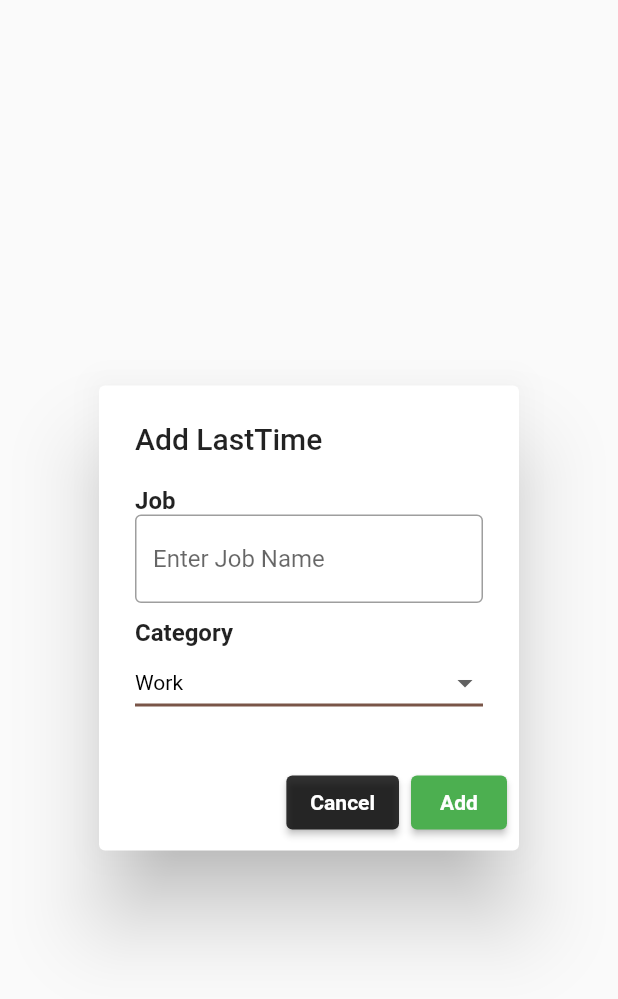
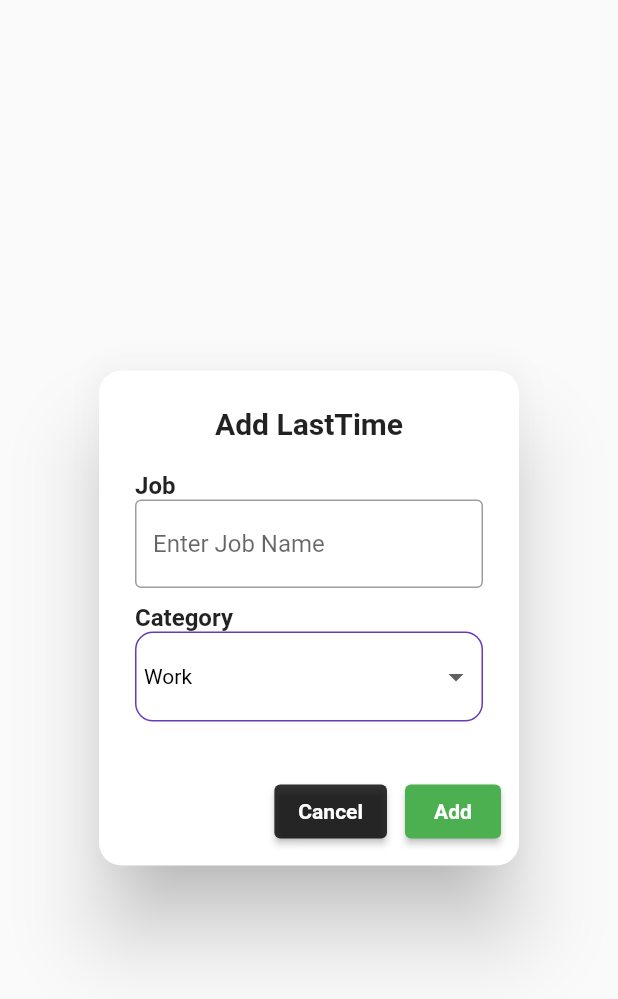
Before and after one commit to karnzx/flutter_last_time_jobs, a Flutter app: the SecondScreen widget shown alone on an empty page, opened directly, on a phone screen of 412 x 824 dp. Shown: the top 999 px of the screen. Run offline on Flutter 3.47's test engine with Material 2 defaults, Android fonts, the phone set to English and light mode, and no system bars; our stand-ins replace hive, hive_flutter; accounts and stored records are empty.

Commit message:
edit layout of dialog and list

```diff
--- a/lib/Screens/first_screen.dart
+++ b/lib/Screens/first_screen.dart
@@ -72,6 +72,8 @@ Widget lasTimeList(List<LastTime> lastTimes) {
             itemBuilder: (context, index) {
               final lastTime = lastTimes[index];
               return Card(
+                  shape: RoundedRectangleBorder(
+                      borderRadius: BorderRadius.circular(10)),
                   child: ListTile(
                     leading: Container(
                       width: 48,
@@ -82,7 +84,8 @@ Widget lasTimeList(List<LastTime> lastTimes) {
                     ),
                     title: Text(
                       lastTime.job,
-                  style: TextStyle(fontWeight: FontWeight.bold, fontSize: 20),
+                      style:
+                          TextStyle(fontWeight: FontWeight.bold, fontSize: 20),
                     ),
                     subtitle: Text(lastTime.category),
                     trailing: IconButton(
--- a/lib/Screens/second_screen.dart
+++ b/lib/Screens/second_screen.dart
@@ -45,7 +45,13 @@ class _SecondScreenState extends State<SecondScreen> {
     final isEditing = widget.lastTime != null;
     final title = isEditing ? 'Edit LastTime' : 'Add LastTime';
     return AlertDialog(
-      title: Text(title),
+      shape: RoundedRectangleBorder(borderRadius: BorderRadius.circular(15)),
+      title: Text(
+        title,
+        textAlign: TextAlign.center,
+        style: TextStyle(fontWeight: FontWeight.bold, fontSize: 20),
+      ),
+      buttonPadding: const EdgeInsets.only(right: 24),
       elevation: 24.0,
       content: Form(
         child: Column(
@@ -69,28 +75,33 @@ class _SecondScreenState extends State<SecondScreen> {
         crossAxisAlignment: CrossAxisAlignment.stretch,
         children: <Widget>[
           const Text('Category', style: TextStyle(fontWeight: FontWeight.bold)),
-          DropdownButton(
+          Container(
+            padding: const EdgeInsets.symmetric(horizontal: 5, vertical: 5),
+            decoration: BoxDecoration(
+                borderRadius: BorderRadius.circular(12),
+                border: Border.all(color: Colors.deepPurple)),
+            child: DropdownButtonHideUnderline(
+              child: DropdownButton(
                 isExpanded: true,
                 value: _selectedCategory,
                 icon: const Icon(Icons.arrow_drop_down),
                 iconSize: 24,
                 elevation: 16,
-            underline: Container(
-              height: 2,
-              color: Colors.brown,
-            ),
                 style: const TextStyle(color: Colors.black),
                 onChanged: (String? newValue) {
                   setState(() {
                     _selectedCategory = newValue!;
                   });
                 },
-            items: categoryItems.map<DropdownMenuItem<String>>((String value) {
+                items:
+                    categoryItems.map<DropdownMenuItem<String>>((String value) {
                   return DropdownMenuItem<String>(
                     value: value,
                     child: Text(value),
                   );
                 }).toList(),
+              ),
+            ),
           ),
         ]);
   }
```
Lines whose indentation alone changed are shown as unchanged.
